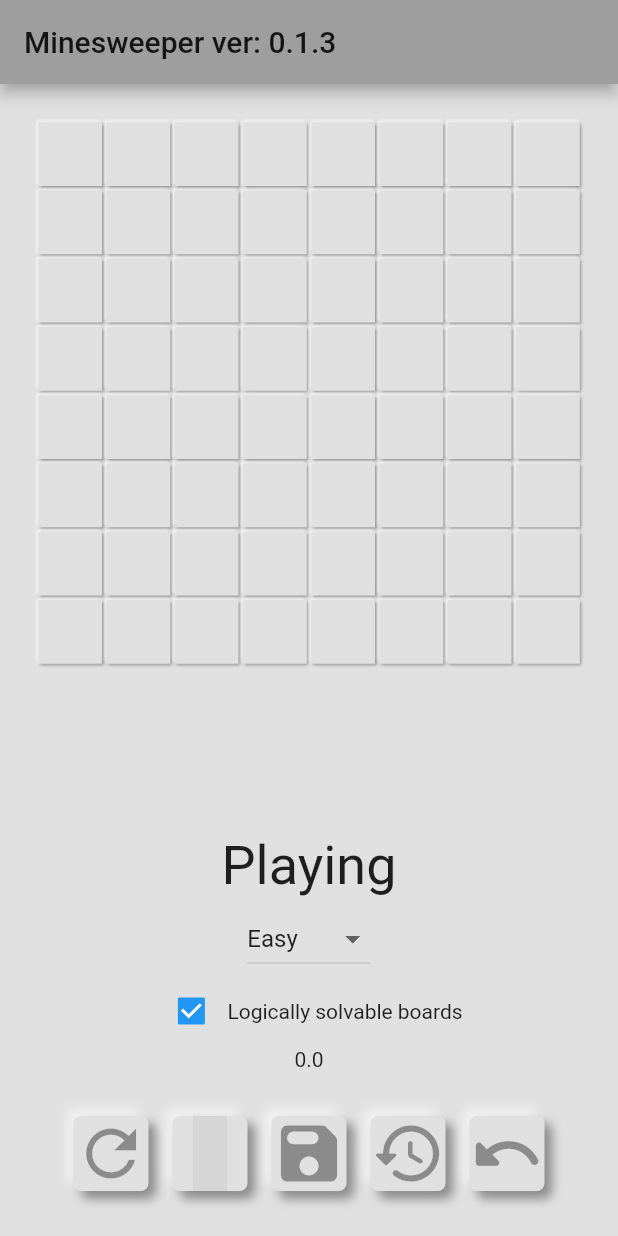
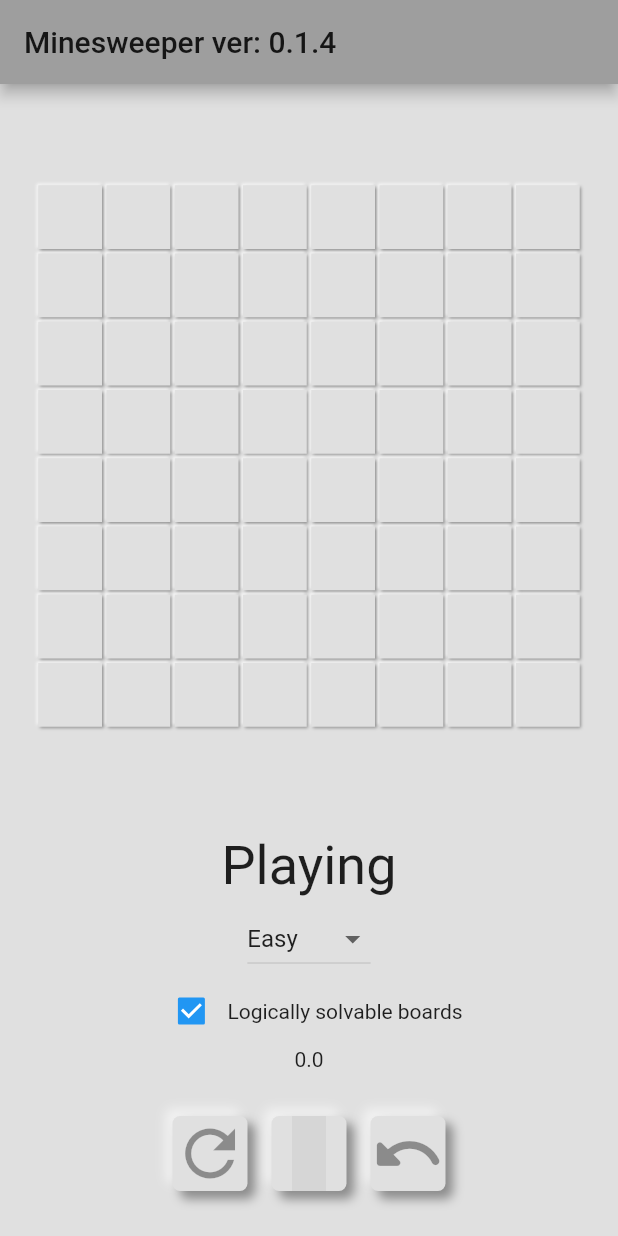
Before and after one commit to Meconer/minesweeper, a Flutter app: the screen it shows after launch, on a phone screen of 412 x 824 dp. Run offline on Flutter 3.47's test engine with Material 2 defaults, Android fonts, the phone set to English and light mode, and no system bars; our stand-ins replace flutter_inset_box_shadow, flutter_riverpod, logger, material_design_icons_flutter, package_info_plus, shared_preferences; grey boxes are pictures that could not be loaded.

Commit message:
Made the game grid zoomable Removed save/restore buttons Improved sizing of text and flags in gridbuttons

```diff
--- /dev/null
+++ b/lib/constants.dart
@@ -0,0 +1,3 @@
+import 'package:flutter/material.dart';
+
+final Color bgColor = Colors.grey.shade300;
--- a/lib/pages/game_page.dart
+++ b/lib/pages/game_page.dart
@@ -4,12 +4,12 @@ import 'package:flutter/foundation.dart';
 import 'package:flutter_riverpod/flutter_riverpod.dart';
 import 'package:flutter/material.dart';
 import 'package:logger/logger.dart';
-import 'package:minesweeper/controllers/app_controller.dart';
-import 'package:minesweeper/services/game_timer.dart';
-import '../controllers/game_controller.dart';
-import '../services/game_saver.dart';
 import 'package:material_design_icons_flutter/material_design_icons_flutter.dart';
 
+import '../constants.dart';
+import '../controllers/app_controller.dart';
+import '../services/game_timer.dart';
+import '../controllers/game_controller.dart';
 import '../models/game_settings.dart';
 import '../widgets/game_button.dart';
 import '../widgets/game_grid.dart';
@@ -27,7 +27,7 @@ class GamePage extends ConsumerWidget {
 
   @override
   Widget build(BuildContext context, WidgetRef ref) {
-    final gameState = ref.watch(gameStateProvider);
+    ref.watch(gameStateProvider);
     final gameController = ref.watch(gameStateProvider.notifier);
     final timerTick = ref.watch(gameTimeProvider);
     final appController = ref.watch(appControllerProvider);
@@ -36,7 +36,7 @@ class GamePage extends ConsumerWidget {
 
     logger.d('Rebuild');
     return Scaffold(
-      backgroundColor: Colors.grey[300],
+      backgroundColor: bgColor,
       appBar: AppBar(
         title: Text('Minesweeper ${appController.versionInfo}'),
         backgroundColor: Colors.grey[500],
@@ -55,20 +55,24 @@ class GamePage extends ConsumerWidget {
         children: [
           Expanded(
             child: LayoutBuilder(builder: (context, constraints) {
-              final size = min(constraints.maxWidth, constraints.maxHeight);
+              final size = min(constraints.maxHeight, constraints.maxWidth);
               return Container(
-                color: Colors.grey[300],
+                color: bgColor,
                 child: GameGrid(size),
               );
             }),
           ),
           Container(
-            color: Colors.grey[300],
+            color: bgColor,
             width: double.infinity,
             alignment: Alignment.center,
             height: 50,
             child: const WinWidget(),
           ),
+          Container(
+            color: bgColor,
+            child: Column(
+              children: [
                 DifficultySetting(controller: gameController),
                 const SizedBox(
                   width: 30,
@@ -81,11 +85,15 @@ class GamePage extends ConsumerWidget {
                   ],
                 ),
                 Text('$time'),
+              ],
+            ),
+          ),
           Container(
             padding: const EdgeInsets.all(30),
-            color: Colors.grey[300],
+            color: bgColor,
+            width: double.infinity,
             child: Wrap(
-              alignment: WrapAlignment.spaceBetween,
+              alignment: WrapAlignment.center,
               spacing: 16,
               children: [
                 GameButton(
@@ -105,18 +113,18 @@ class GamePage extends ConsumerWidget {
                     gameController.toggleDigOrFlag();
                   },
                 ),
-                GameButton(
-                    icon: Icons.save_rounded,
-                    callback: () {
-                      GameSaver().saveGame(gameState);
-                    }),
-                GameButton(
-                  icon: Icons.restore_rounded,
-                  callback: () async {
-                    final restoredState = await GameSaver().restoreGame();
-                    gameController.loadState(restoredState);
-                  },
-                ),
+                // GameButton(
+                //     icon: Icons.save_rounded,
+                //     callback: () {
+                //       GameSaver().saveGame(gameState);
+                //     }),
+                // GameButton(
+                //   icon: Icons.restore_rounded,
+                //   callback: () async {
+                //     final restoredState = await GameSaver().restoreGame();
+                //     gameController.loadState(restoredState);
+                //   },
+                // ),
                 GameButton(
                   icon: Icons.undo_rounded,
                   callback: () {
@@ -203,7 +211,6 @@ class WinWidget extends ConsumerWidget {
       return const Text(
         'Playing',
         style: TextStyle(
-          backgroundColor: Colors.transparent,
           fontSize: 36,
         ),
       );
--- a/lib/widgets/game_grid.dart
+++ b/lib/widgets/game_grid.dart
@@ -1,7 +1,6 @@
 import 'package:flutter/material.dart';
 import 'package:flutter_riverpod/flutter_riverpod.dart';
 import 'package:logger/logger.dart';
-
 import '../controllers/game_controller.dart';
 import 'grid_button.dart';
 
@@ -15,22 +14,28 @@ class GameGrid extends ConsumerWidget {
   Widget build(BuildContext context, WidgetRef ref) {
     final gameState = ref.watch(gameStateProvider);
 
-    return Padding(
+    final cellSize = (size - 48) / gameState.board.boardWidth;
+
+    return InteractiveViewer(
+      child: Container(
+        alignment: Alignment.center,
         padding: const EdgeInsets.all(24.0),
         child: SizedBox(
           width: size - 48,
           height: size - 48,
           child: GridView.builder(
               physics: const NeverScrollableScrollPhysics(),
-            itemCount: gameState.board.boardWidth * gameState.board.boardWidth,
+              itemCount:
+                  gameState.board.boardWidth * gameState.board.boardWidth,
               gridDelegate: SliverGridDelegateWithFixedCrossAxisCount(
                 crossAxisCount: gameState.board.boardWidth,
-              mainAxisExtent: (size - 48) / gameState.board.boardWidth,
+                mainAxisExtent: cellSize,
                 childAspectRatio: 1.0,
               ),
               itemBuilder: (context, index) {
-              return GridButton(index);
+                return GridButton(index, cellSize);
               }),
+        ),
       ),
     );
   }
--- a/lib/widgets/grid_button.dart
+++ b/lib/widgets/grid_button.dart
@@ -9,9 +9,11 @@ import '../controllers/game_controller.dart';
 class GridButton extends ConsumerWidget {
   final int index;
   final Logger logger = Logger(level: Level.error);
+  final double cellSize;
 
   GridButton(
-    this.index, {
+    this.index,
+    this.cellSize, {
     Key? key,
   }) : super(key: key);
 
@@ -20,6 +22,8 @@ class GridButton extends ConsumerWidget {
     final gameController = ref.watch(gameStateProvider.notifier);
 
     final cellContent = gameController.getCell(index);
+    final size = cellSize - 3;
+    final fontSize = size / 1.3;
 
     return GestureDetector(
       onTap: () {
@@ -39,7 +43,7 @@ class GridButton extends ConsumerWidget {
           child: Center(
             child: Padding(
               padding: const EdgeInsets.all(1.5),
-              child: getCellArt(cellContent, index),
+              child: getCellArt(cellContent, index, fontSize),
             ),
           ),
         ),
@@ -62,14 +66,15 @@ class GridButton extends ConsumerWidget {
           ]);
   }
 
-  Widget getCellArt(GameCellContent cellContent, int cellIndex) {
+  Widget getCellArt(GameCellContent cellContent, int cellIndex, double size) {
     switch (cellContent.gameCellType) {
       case GameCellType.hidden:
       case GameCellType.hiddenMine:
         return cellContent.isFlagged
-            ? const Icon(
+            ? Icon(
                 Icons.flag_outlined,
                 color: Colors.orange,
+                size: size,
               )
             : const Text(' ');
 
@@ -85,7 +90,7 @@ class GridButton extends ConsumerWidget {
           style: TextStyle(
             color: getNumberColor(cellContent.noOfNeighbourMines),
             fontWeight: FontWeight.w900,
-            fontSize: 18,
+            fontSize: size,
           ),
         );
     }
--- a/pubspec.yaml
+++ b/pubspec.yaml
@@ -17,7 +17,7 @@ publish_to: 'none' # Remove this line if you wish to publish to pub.dev
 # https://developer.apple.com/library/archive/documentation/General/Reference/InfoPlistKeyReference/Articles/CoreFoundationKeys.html
 # In Windows, build-name is used as the major, minor, and patch parts
 # of the product and file versions while build-number is used as the build suffix.
-version: 0.1.3+4
+version: 0.1.4+5
 
 environment:
   sdk: '>=2.18.0 <3.0.0'
@@ -40,6 +40,7 @@ dependencies:
   package_info_plus: ^1.4.3+1
   path_provider: ^2.0.11
   shared_preferences: ^2.0.15
+
 
 dev_dependencies:
   flutter_lints: ^2.0.0
```
Lines whose indentation alone changed are shown as unchanged.
